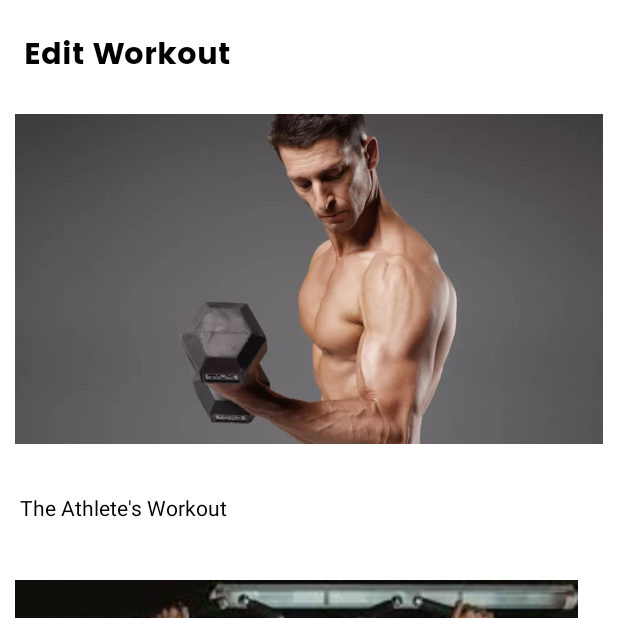
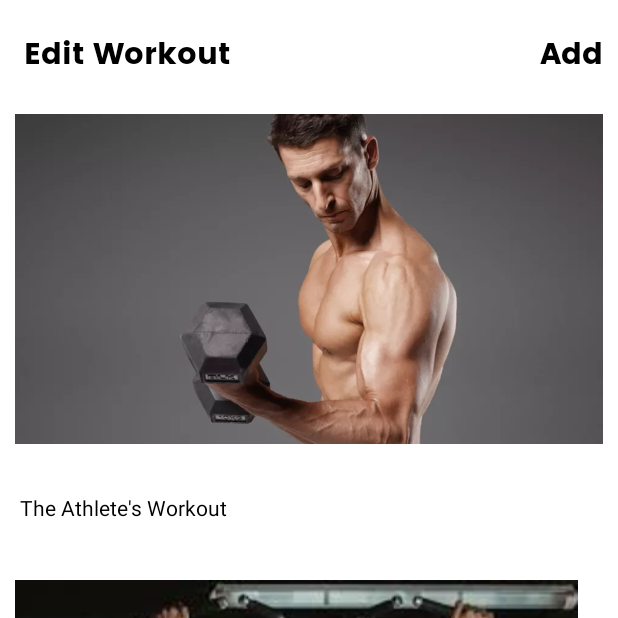
Before and after one commit to shanel199/BFit_Admin, an Android app: the workout screen opened directly, with no data from a screen before it, on a phone screen of 412 x 824 dp, the top half of it. Run offline under Robolectric (Android 15) with nearby library versions, the phone set to English and light mode, and no system bars.

Commit message:
prince commit

```diff
--- a/app/src/main/res/layout/activity_workout.xml
+++ b/app/src/main/res/layout/activity_workout.xml
@@ -9,18 +9,19 @@
     <Toolbar
         android:id="@+id/toolbar"
         android:layout_width="match_parent"
-        android:layout_height="wrap_content"
-        app:layout_constraintBottom_toBottomOf="parent"
-        app:layout_constraintEnd_toEndOf="parent"
-        app:layout_constraintStart_toStartOf="parent"
-        app:layout_constraintTop_toTopOf="parent"
-        app:layout_constraintVertical_bias="0.0">
+        android:layout_height="wrap_content">
+
+        <RelativeLayout
+            android:layout_width="wrap_content"
+            android:layout_height="wrap_content">
+
+
+
 
         <TextView
             android:id="@+id/edit_workout"
             android:layout_width="wrap_content"
             android:layout_height="wrap_content"
-            android:layout_marginStart="10dp"
             android:layout_marginTop="20dp"
             android:layout_marginBottom="20dp"
             android:clickable="true"
@@ -28,13 +29,24 @@
             android:foreground="?android:attr/selectableItemBackground"
             android:text="Edit Workout"
             android:textColor="@color/black"
-            android:textSize="20sp"
-            app:layout_constraintBottom_toBottomOf="parent"
-            app:layout_constraintEnd_toEndOf="parent"
-            app:layout_constraintHorizontal_bias="0.0"
-            app:layout_constraintStart_toStartOf="parent"
-            app:layout_constraintTop_toTopOf="parent"
-            app:layout_constraintVertical_bias="0.0" />
+            android:textSize="20sp" />
+
+            <TextView
+                android:id="@+id/workout_add"
+                android:layout_width="wrap_content"
+                android:layout_height="wrap_content"
+                android:layout_marginTop="20dp"
+                android:layout_alignParentEnd="true"
+                android:layout_marginEnd="10dp"
+                android:layout_marginBottom="20dp"
+                android:clickable="true"
+                android:fontFamily="@font/poppins_bold"
+                android:foreground="?android:attr/selectableItemBackground"
+                android:text="Add"
+                android:textColor="@color/black"
+                android:textSize="20sp" />
+
+        </RelativeLayout>
 
     </Toolbar>
 
@@ -42,6 +54,7 @@
     <androidx.core.widget.NestedScrollView
         android:id="@+id/nestedScrollView"
         android:layout_width="match_parent"
+        android:overScrollMode="never"
         android:layout_height="match_parent"
         android:layout_below="@id/toolbar"
         app:layout_constraintTop_toBottomOf="@+id/toolbar">
```
